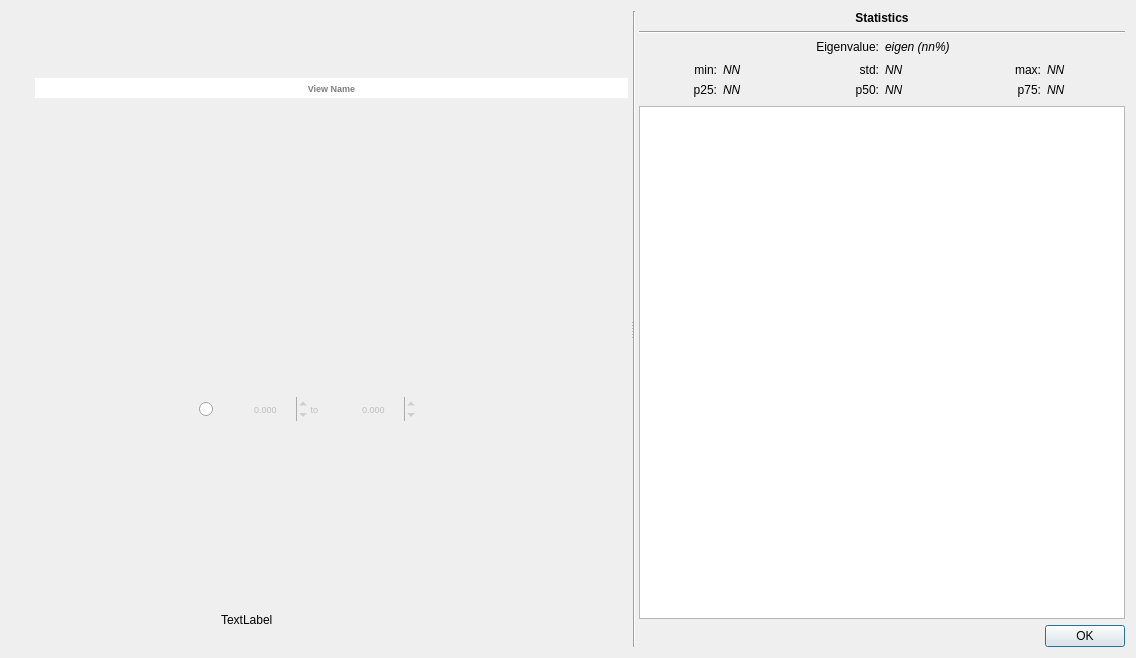
SMByC/PCA4CD, file ui/component_analysis_dialog.ui: the form before one commit.
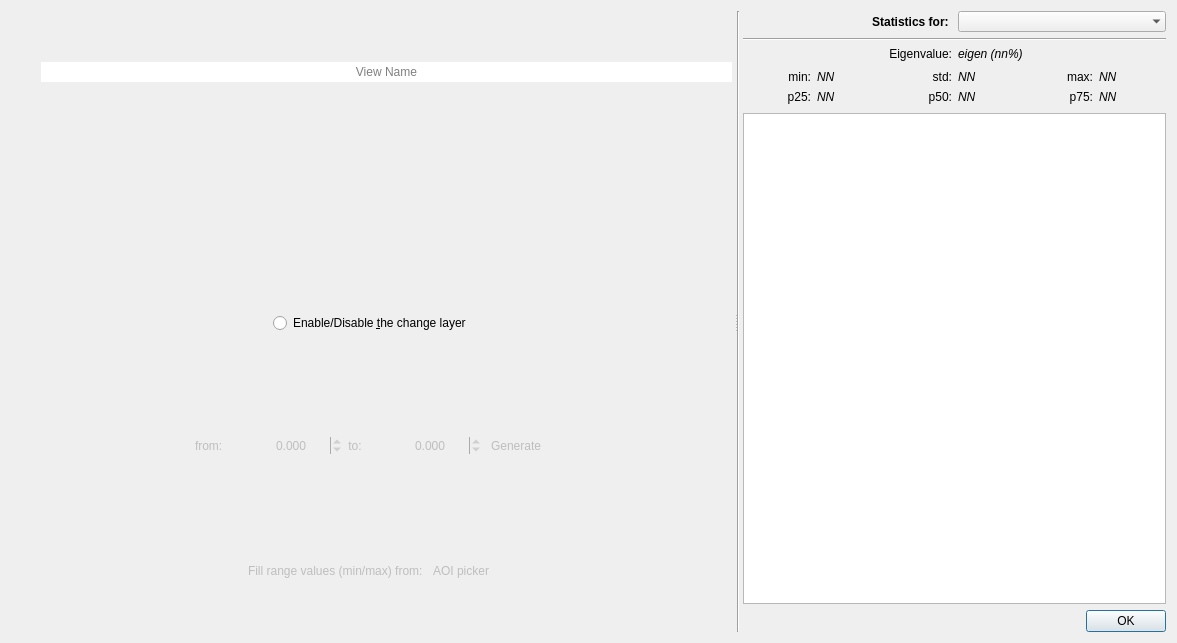
The form after the commit. Icons and pictures are not drawn. Custom widgets are drawn as their Qt base class.

Commit message: Several UI adjusts: spaces, fonts and more

What changed in the file:
```diff
--- a/ui/component_analysis_dialog.ui
+++ b/ui/component_analysis_dialog.ui
@@ -6,18 +6,24 @@
    <rect>
     <x>0</x>
     <y>0</y>
-    <width>1136</width>
-    <height>658</height>
+    <width>1177</width>
+    <height>643</height>
    </rect>
   </property>
   <layout class="QHBoxLayout" name="horizontalLayout">
    <item>
     <widget class="QSplitter" name="splitter">
+     <property name="orientation">
+      <enum>Qt::Horizontal</enum>
+     </property>
      <property name="handleWidth">
       <number>2</number>
      </property>
      <widget class="QWidget" name="widget_2" native="true">
       <layout class="QVBoxLayout" name="verticalLayout">
+       <property name="spacing">
+        <number>3</number>
+       </property>
        <property name="leftMargin">
         <number>0</number>
        </property>
@@ -33,9 +39,6 @@
        <item>
         <widget class="QWidget" name="widget_3" native="true">
          <layout class="QHBoxLayout" name="horizontalLayout_2">
-          <property name="spacing">
-           <number>0</number>
-          </property>
           <property name="leftMargin">
            <number>0</number>
           </property>
@@ -50,17 +53,6 @@
           </property>
           <item>
            <widget class="QToolButton" name="layerStyleEditor">
-            <property name="maximumSize">
-             <size>
-              <width>16777215</width>
-              <height>22</height>
-             </size>
-            </property>
-            <property name="font">
-             <font>
-              <pointsize>7</pointsize>
-             </font>
-            </property>
             <property name="toolTip">
              <string>Open the style editor for this layer</string>
             </property>
@@ -81,13 +73,6 @@
           </item>
           <item>
            <widget class="QLineEdit" name="QLabel_ViewName">
-            <property name="font">
-             <font>
-              <pointsize>7</pointsize>
-              <weight>75</weight>
-              <bold>true</bold>
-             </font>
-            </property>
             <property name="frame">
              <bool>false</bool>
             </property>
@@ -115,23 +100,80 @@
          </property>
         </widget>
        </item>
+       <item>
+        <widget class="QWidget" name="widget_9" native="true">
+         <layout class="QHBoxLayout" name="horizontalLayout_7">
+          <property name="spacing">
+           <number>3</number>
+          </property>
+          <property name="leftMargin">
+           <number>3</number>
+          </property>
+          <property name="topMargin">
+           <number>3</number>
+          </property>
+          <property name="rightMargin">
+           <number>3</number>
+          </property>
+          <property name="bottomMargin">
+           <number>0</number>
+          </property>
+          <item>
+           <spacer name="horizontalSpacer">
+            <property name="orientation">
+             <enum>Qt::Horizontal</enum>
+            </property>
+            <property name="sizeHint" stdset="0">
+             <size>
+              <width>40</width>
+              <height>20</height>
+             </size>
+            </property>
+           </spacer>
+          </item>
+          <item>
+           <widget class="QRadioButton" name="EnableChangeDetection">
+            <property name="text">
+             <string>Enable/Disable &amp;the change layer</string>
+            </property>
+           </widget>
+          </item>
+          <item>
+           <spacer name="horizontalSpacer_2">
+            <property name="orientation">
+             <enum>Qt::Horizontal</enum>
+            </property>
+            <property name="sizeHint" stdset="0">
+             <size>
+              <width>40</width>
+              <height>20</height>
+             </size>
+            </property>
+           </spacer>
+          </item>
+         </layout>
+        </widget>
+       </item>
        <item>
         <widget class="QWidget" name="WidgetDetectionLayer" native="true">
+         <property name="enabled">
+          <bool>false</bool>
+         </property>
          <layout class="QHBoxLayout" name="horizontalLayout_3">
           <property name="spacing">
-           <number>0</number>
+           <number>3</number>
           </property>
           <property name="leftMargin">
            <number>3</number>
           </property>
           <property name="topMargin">
-           <number>3</number>
+           <number>0</number>
           </property>
           <property name="rightMargin">
            <number>3</number>
           </property>
           <property name="bottomMargin">
-           <number>3</number>
+           <number>0</number>
           </property>
           <item>
            <spacer name="horizontalSpacer_4">
@@ -146,40 +188,11 @@
             </property>
            </spacer>
           </item>
-          <item>
-           <widget class="QRadioButton" name="EnableChangeDetection">
-            <property name="font">
-             <font>
-              <pointsize>7</pointsize>
-             </font>
-            </property>
-            <property name="toolTip">
-             <string>Enable/Disable the change layer</string>
-            </property>
-            <property name="text">
-             <string/>
-            </property>
-           </widget>
-          </item>
           <item>
            <widget class="QWidget" name="widget_4" native="true">
-            <property name="enabled">
-             <bool>false</bool>
-            </property>
-            <property name="sizePolicy">
-             <sizepolicy hsizetype="Expanding" vsizetype="Preferred">
-              <horstretch>0</horstretch>
-              <verstretch>0</verstretch>
-             </sizepolicy>
-            </property>
-            <property name="font">
-             <font>
-              <pointsize>7</pointsize>
-             </font>
-            </property>
             <layout class="QHBoxLayout" name="horizontalLayout_4">
              <property name="spacing">
-              <number>0</number>
+              <number>3</number>
              </property>
              <property name="leftMargin">
               <number>0</number>
@@ -193,13 +206,15 @@
              <property name="bottomMargin">
               <number>0</number>
              </property>
+             <item>
+              <widget class="QLabel" name="label_5">
+               <property name="text">
+                <string>from:</string>
+               </property>
+              </widget>
+             </item>
              <item>
               <widget class="QToolButton" name="PickerRangeFrom">
-               <property name="font">
-                <font>
-                 <pointsize>7</pointsize>
-                </font>
-               </property>
                <property name="toolTip">
                 <string>Picker the pixel value using mouse cursor for set the initial change value</string>
                </property>
@@ -217,17 +232,6 @@
              </item>
              <item>
               <widget class="QDoubleSpinBox" name="RangeChangeFrom">
-               <property name="maximumSize">
-                <size>
-                 <width>16777215</width>
-                 <height>24</height>
-                </size>
-               </property>
-               <property name="font">
-                <font>
-                 <pointsize>7</pointsize>
-                </font>
-               </property>
                <property name="toolTip">
                 <string>Initial change value</string>
                </property>
@@ -250,23 +254,13 @@
              </item>
              <item>
               <widget class="QLabel" name="label">
-               <property name="font">
-                <font>
-                 <pointsize>7</pointsize>
-                </font>
-               </property>
                <property name="text">
-                <string> to </string>
+                <string> to:</string>
                </property>
               </widget>
              </item>
              <item>
               <widget class="QToolButton" name="PickerRangeTo">
-               <property name="font">
-                <font>
-                 <pointsize>7</pointsize>
-                </font>
-               </property>
                <property name="toolTip">
                 <string>Picker the pixel value using mouse cursor for set the final change value</string>
                </property>
@@ -284,17 +278,6 @@
              </item>
              <item>
               <widget class="QDoubleSpinBox" name="RangeChangeTo">
-               <property name="maximumSize">
-                <size>
-                 <width>16777215</width>
-                 <height>24</height>
-                </size>
-               </property>
-               <property name="font">
-                <font>
-                 <pointsize>7</pointsize>
-                </font>
-               </property>
                <property name="toolTip">
                 <string>Final change value</string>
                </property>
@@ -317,21 +300,19 @@
              </item>
              <item>
               <widget class="QToolButton" name="GenerateDetectionLayer">
-               <property name="font">
-                <font>
-                 <pointsize>7</pointsize>
-                </font>
-               </property>
                <property name="toolTip">
                 <string>Generate the change layer for this component</string>
                </property>
                <property name="text">
-                <string/>
+                <string>Generate</string>
                </property>
                <property name="icon">
                 <iconset>
                  <normaloff>:/plugins/pca4cd/icons/run.svg</normaloff>:/plugins/pca4cd/icons/run.svg</iconset>
                </property>
+               <property name="toolButtonStyle">
+                <enum>Qt::ToolButtonTextBesideIcon</enum>
+               </property>
                <property name="autoRaise">
                 <bool>true</bool>
                </property>
@@ -358,19 +339,69 @@
        </item>
        <item>
         <widget class="QWidget" name="widget_5" native="true">
-         <widget class="QLabel" name="label_2">
-          <property name="geometry">
-           <rect>
-            <x>210</x>
-            <y>110</y>
-            <width>107</width>
-            <height>34</height>
-           </rect>
+         <property name="enabled">
+          <bool>false</bool>
+         </property>
+         <layout class="QHBoxLayout" name="horizontalLayout_8">
+          <property name="spacing">
+           <number>3</number>
           </property>
-          <property name="text">
-           <string>TextLabel</string>
+          <property name="leftMargin">
+           <number>3</number>
           </property>
-         </widget>
+          <property name="topMargin">
+           <number>0</number>
+          </property>
+          <property name="rightMargin">
+           <number>3</number>
+          </property>
+          <property name="bottomMargin">
+           <number>0</number>
+          </property>
+          <item>
+           <spacer name="horizontalSpacer_3">
+            <property name="orientation">
+             <enum>Qt::Horizontal</enum>
+            </property>
+            <property name="sizeHint" stdset="0">
+             <size>
+              <width>40</width>
+              <height>20</height>
+             </size>
+            </property>
+           </spacer>
+          </item>
+          <item>
+           <widget class="QLabel" name="label_2">
+            <property name="text">
+             <string>Fill range values (min/max) from:</string>
+            </property>
+           </widget>
+          </item>
+          <item>
+           <widget class="QToolButton" name="AOI_Picker">
+            <property name="text">
+             <string>AOI picker</string>
+            </property>
+            <property name="autoRaise">
+             <bool>true</bool>
+            </property>
+           </widget>
+          </item>
+          <item>
+           <spacer name="horizontalSpacer_6">
+            <property name="orientation">
+             <enum>Qt::Horizontal</enum>
+            </property>
+            <property name="sizeHint" stdset="0">
+             <size>
+              <width>40</width>
+              <height>20</height>
+             </size>
+            </property>
+           </spacer>
+          </item>
+         </layout>
         </widget>
        </item>
       </layout>
@@ -415,19 +446,49 @@
            <number>0</number>
           </property>
           <item>
-           <widget class="QLabel" name="label_4">
-            <property name="font">
-             <font>
-              <weight>75</weight>
-              <bold>true</bold>
-             </font>
-            </property>
-            <property name="text">
-             <string>Statistics</string>
-            </property>
-            <property name="alignment">
-             <set>Qt::AlignCenter</set>
-            </property>
+           <widget class="QWidget" name="widget_10" native="true">
+            <layout class="QHBoxLayout" name="horizontalLayout_9">
+             <property name="leftMargin">
+              <number>0</number>
+             </property>
+             <property name="topMargin">
+              <number>0</number>
+             </property>
+             <property name="rightMargin">
+              <number>0</number>
+             </property>
+             <property name="bottomMargin">
+              <number>0</number>
+             </property>
+             <item>
+              <widget class="QLabel" name="label_4">
+               <property name="font">
+                <font>
+                 <weight>75</weight>
+                 <bold>true</bold>
+                </font>
+               </property>
+               <property name="text">
+                <string>Statistics for: </string>
+               </property>
+               <property name="alignment">
+                <set>Qt::AlignRight|Qt::AlignTrailing|Qt::AlignVCenter</set>
+               </property>
+              </widget>
+             </item>
+             <item>
+              <widget class="QComboBox" name="QCBox_StatsLayer">
+               <property name="font">
+                <font>
+                 <pointsize>10</pointsize>
+                </font>
+               </property>
+               <property name="frame">
+                <bool>false</bool>
+               </property>
+              </widget>
+             </item>
+            </layout>
            </widget>
           </item>
           <item>
```
Left out of the diff: 34 changed lines with no effect on the pictures. The commit also changes 1 other file.
